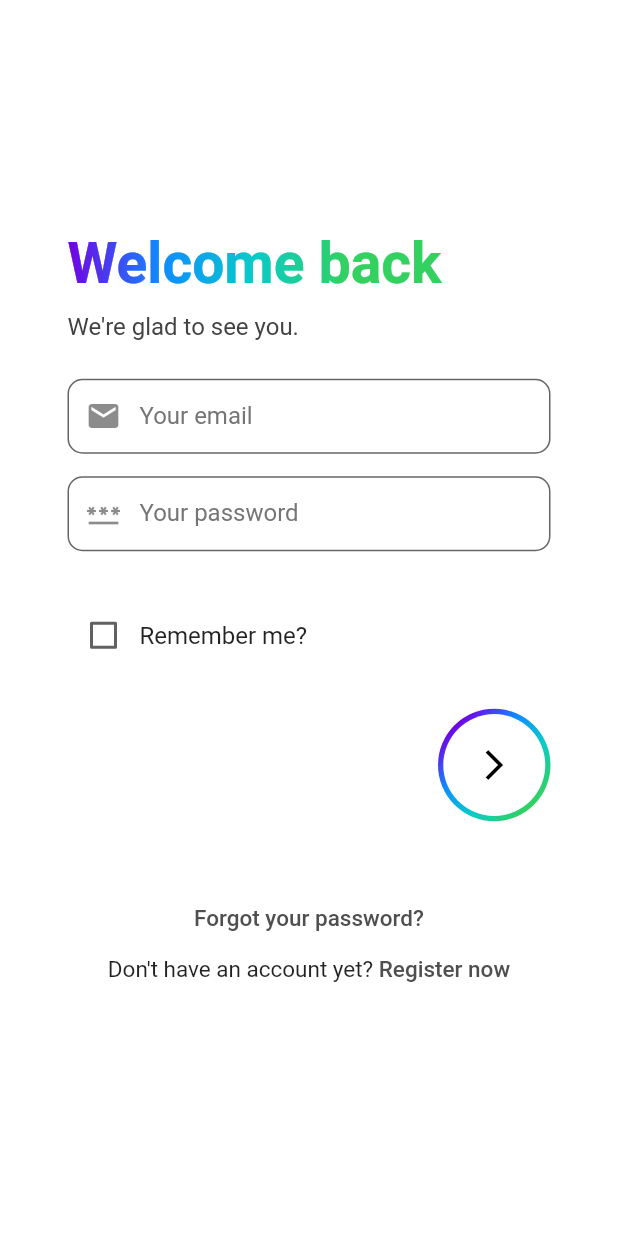
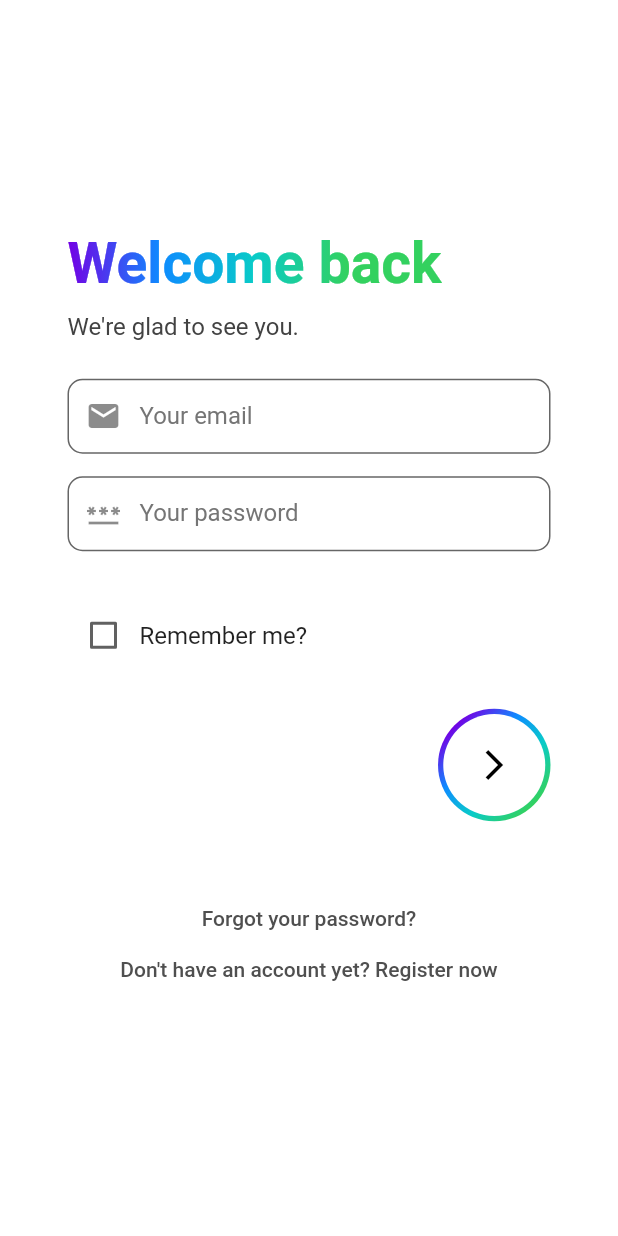
Before and after one commit to rosiebabbra/catalyst, a Flutter app: the LoginScreen screen opened by its route, on a phone screen of 412 x 824 dp. Run offline on Flutter 3.47's test engine with Material 2 defaults, Android fonts, the phone set to English and light mode, and no system bars; our stand-ins replace chewie, cloud_firestore, equatable, firebase_auth, firebase_core, firebase_messaging and 8 more; missing offline and left inert: multiple_search_selection, swipable_stack; accounts and stored records are empty; generated files the repository leaves out were written again.

Commit message:
Fix positining on iPhone 8 and below

```diff
--- a/frontend/lib/login/login_screen.dart
+++ b/frontend/lib/login/login_screen.dart
@@ -224,18 +224,10 @@ class _LoginScreenState extends State<LoginScreen> {
                   ),
                   child: const Text(
                     "Forgot your password?",
-                    style: TextStyle(fontSize: 15),
+                    style: TextStyle(fontSize: 14),
                   ),
                 ),
               ),
-              Flexible(
-                child: Row(
-                  // crossAxisAlignment: CrossAxisAlignment.baseline,
-                  textBaseline: TextBaseline.alphabetic,
-                  mainAxisAlignment: MainAxisAlignment.center,
-                  children: [
-                    const Text("Don't have an account yet? ",
-                        style: TextStyle(fontSize: 15)),
               TextButton(
                 onPressed: () {
                   Navigator.pushNamed(context, '/onboarding-signup');
@@ -243,12 +235,10 @@ class _LoginScreenState extends State<LoginScreen> {
                 style: TextButton.styleFrom(
                   padding: const EdgeInsets.all(0),
                 ),
-                      child: const Text(
-                        "Register now",
-                        style: TextStyle(fontSize: 15),
-                      ),
-                    )
-                  ],
+                child: Text(
+                  "Don't have an account yet? Register now",
+                  textAlign: TextAlign.center,
+                  style: TextStyle(fontSize: 14),
                 ),
               ),
             ],
```
Lines whose indentation alone changed are shown as unchanged.
